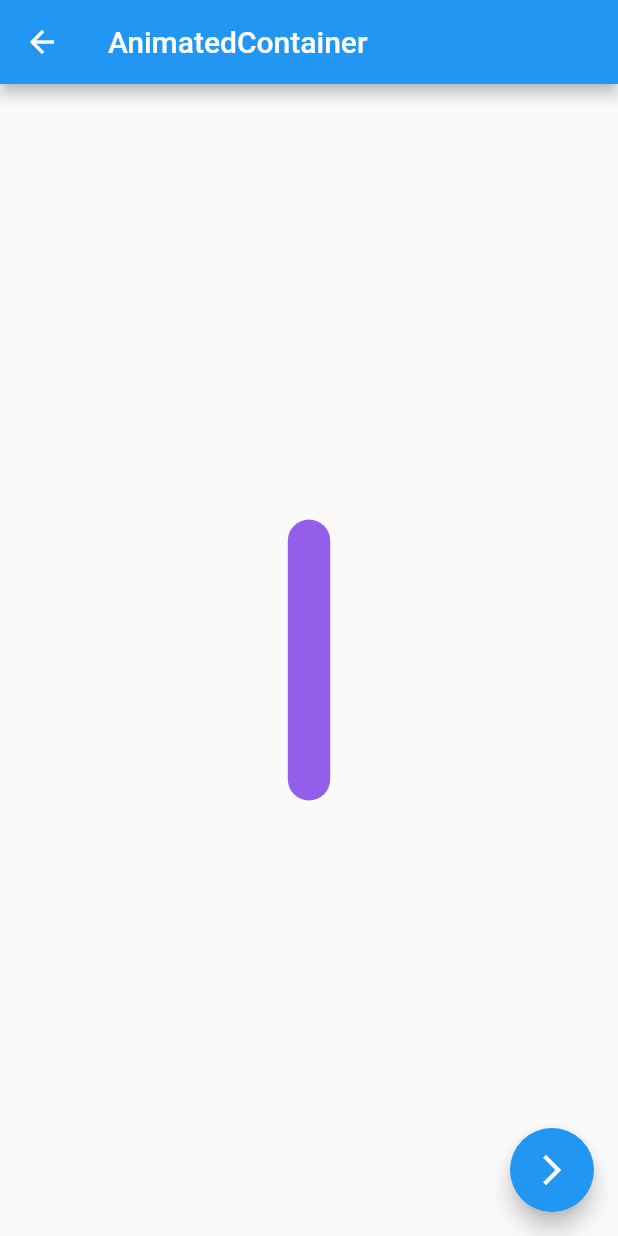
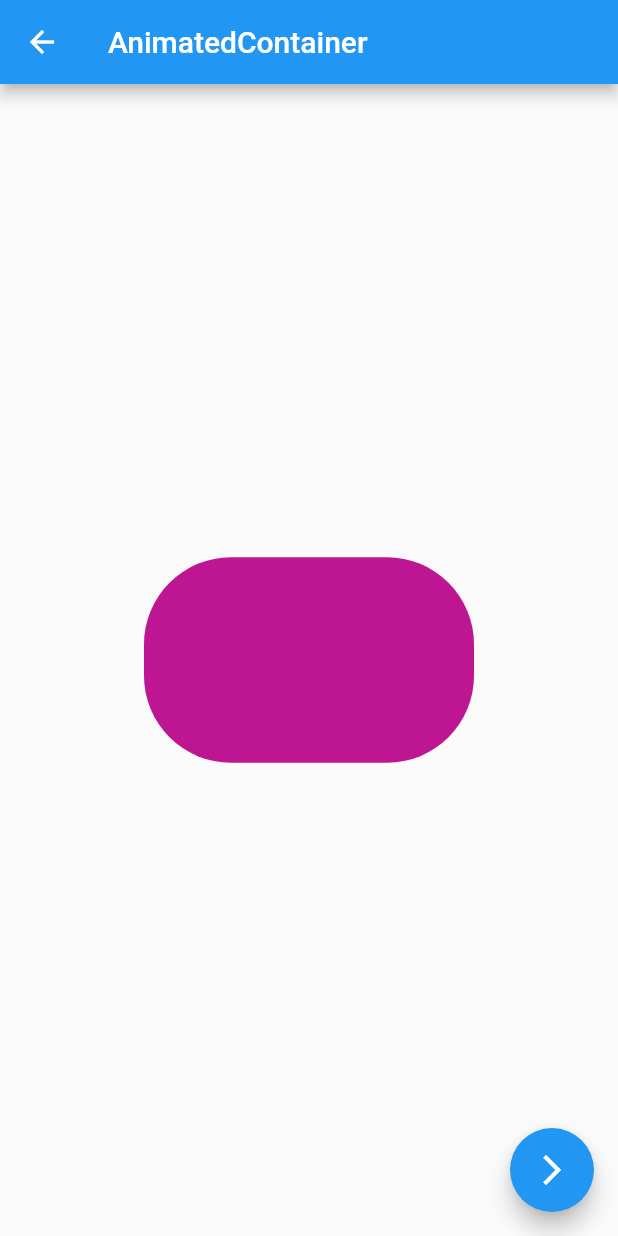
Before and after one commit to yanq/flutter_app, a Flutter app: the AnimatedContainerDemo screen opened directly, after a tap on the "arrow forward ios" icon, on a phone screen of 412 x 824 dp. Run offline on Flutter 3.47's test engine with Material 2 defaults, Android fonts, the phone set to English and light mode, and no system bars.

Commit message:
容器的动画效果，参考原版，改善。 属性定义，分开更整洁，短句子不换行更整洁。示例的数字调整，变大后，效果更明显。刚才忘记了动画曲线的设置。

```diff
--- a/lib/animated_container.dart
+++ b/lib/animated_container.dart
@@ -9,9 +9,9 @@ class AnimatedContainerDemo extends StatefulWidget {
 }
 
 class _AnimatedContainerDemoState extends State<AnimatedContainerDemo> {
-  double _width = 50, _height = 50;
-  Color _color = Colors.blue;
-  Curve _curve = Curves.fastOutSlowIn;
+  double _width = 50;
+  double _height = 50;
+  Color _color = Colors.green;
   BorderRadius _borderRadius = BorderRadius.circular(8);
 
   @override
@@ -24,6 +24,7 @@ class _AnimatedContainerDemoState extends State<AnimatedContainerDemo> {
           height: _height,
           duration: Duration(milliseconds: 1000),
           decoration: BoxDecoration(color: _color, borderRadius: _borderRadius),
+          curve: Curves.fastOutSlowIn,
         ),
       ),
       floatingActionButton: FloatingActionButton(
@@ -31,10 +32,10 @@ class _AnimatedContainerDemoState extends State<AnimatedContainerDemo> {
         onPressed: () {
           Random random = Random();
           setState(() {
-            _width = random.nextDouble() * 256;
-            _height = random.nextDouble() * 256;
+            _width = random.nextInt(300).toDouble();
+            _height = random.nextInt(300).toDouble();
             _color = Color.fromRGBO(random.nextInt(256), random.nextInt(256), random.nextInt(256), 1);
-            _borderRadius = BorderRadius.circular(random.nextDouble() * 16);
+            _borderRadius = BorderRadius.circular(random.nextInt(100).toDouble());
           });
         },
       ),
```
